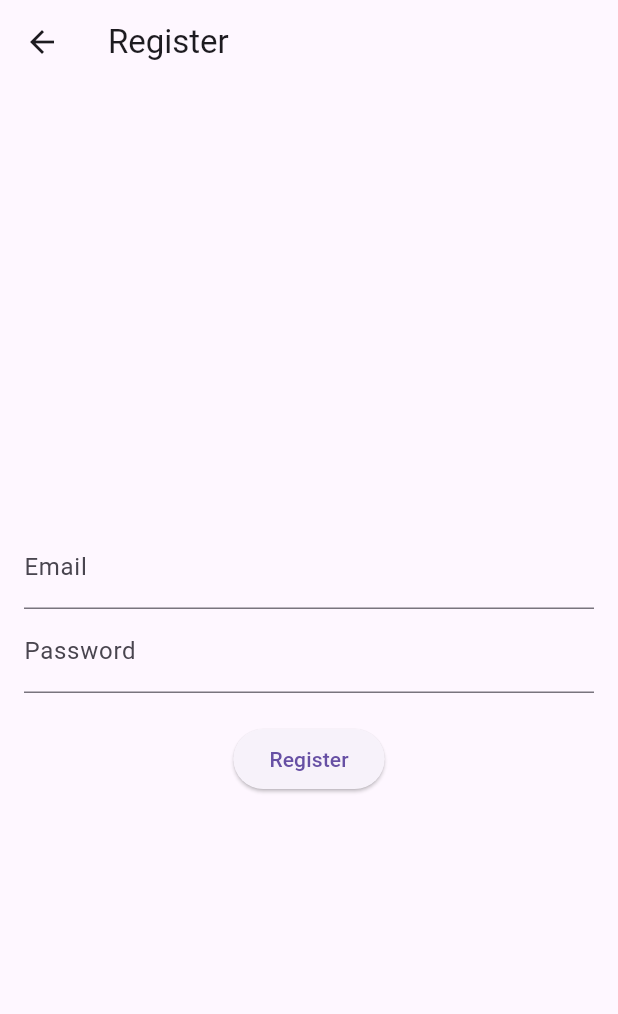
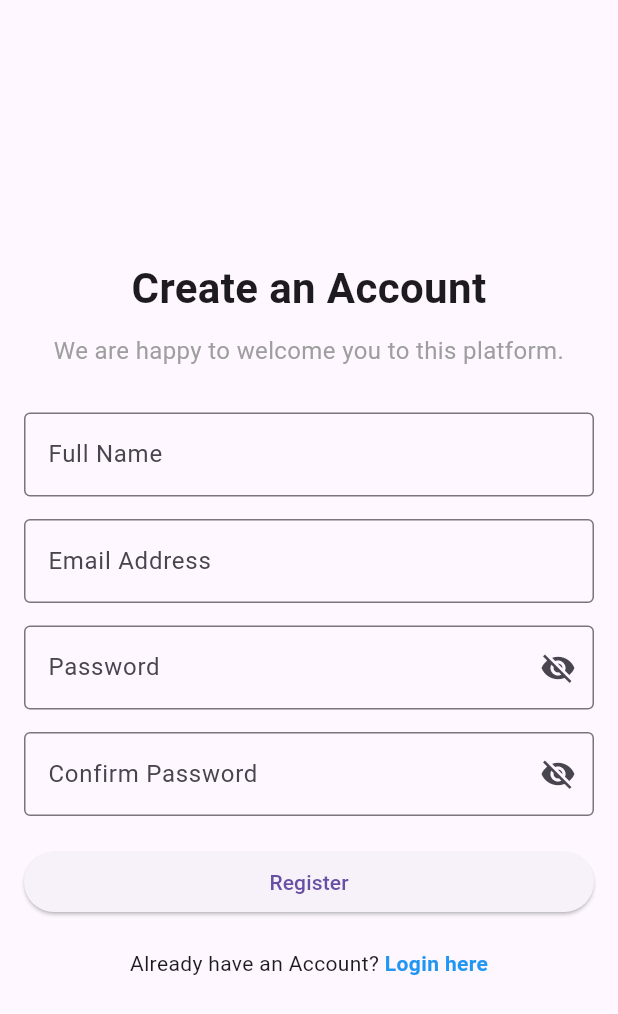
Before and after one commit to robinGiri/dunamis-mobile, a Flutter app: the RegisterPage screen opened directly, on a phone screen of 412 x 824 dp. Shown: the top 1014 px of the screen. Run offline on Flutter 3.47's test engine with Material 3 defaults, Android fonts, the phone set to English and light mode, and no system bars; our stand-ins replace local_auth.

Commit message:
chore: register with name, email and password

```diff
--- a/lib/view/register_page.dart
+++ b/lib/view/register_page.dart
@@ -1,14 +1,45 @@
 import 'package:flutter/material.dart';
 import 'login_page.dart';
 
-class RegisterPage extends StatelessWidget {
+class RegisterPage extends StatefulWidget {
+  const RegisterPage({super.key});
+
+  @override
+  _RegisterPageState createState() => _RegisterPageState();
+}
+
+class _RegisterPageState extends State<RegisterPage> {
+  final TextEditingController _fullNameController = TextEditingController();
   final TextEditingController _emailController = TextEditingController();
   final TextEditingController _passwordController = TextEditingController();
+  final TextEditingController _confirmPasswordController =
+      TextEditingController();
+
+  bool _obscurePassword = true;
+  bool _obscureConfirmPassword = true;
 
   void _register(BuildContext context) {
+    if (_fullNameController.text.isEmpty ||
+        _emailController.text.isEmpty ||
+        _passwordController.text.isEmpty ||
+        _confirmPasswordController.text.isEmpty) {
       ScaffoldMessenger.of(context).showSnackBar(
-      SnackBar(content: Text("Registration Successful")),
+        const SnackBar(content: Text("Please fill out all fields!")),
       );
+      return;
+    }
+
+    if (_passwordController.text != _confirmPasswordController.text) {
+      ScaffoldMessenger.of(context).showSnackBar(
+        const SnackBar(content: Text("Passwords do not match!")),
+      );
+      return;
+    }
+
+    ScaffoldMessenger.of(context).showSnackBar(
+      const SnackBar(content: Text("Registration Successful")),
+    );
+
     Navigator.pushReplacement(
       context,
       MaterialPageRoute(builder: (context) => LoginPage()),
@@ -18,27 +49,136 @@ class RegisterPage extends StatelessWidget {
   @override
   Widget build(BuildContext context) {
     return Scaffold(
-      appBar: AppBar(title: Text("Register")),
-      body: Padding(
+      body: SafeArea(
+        child: Padding(
           padding: const EdgeInsets.all(16.0),
           child: Column(
             mainAxisAlignment: MainAxisAlignment.center,
+            crossAxisAlignment: CrossAxisAlignment.stretch,
             children: [
+              // Create an Account Header
+              const Text(
+                'Create an Account',
+                style: TextStyle(
+                  fontSize: 28,
+                  fontWeight: FontWeight.bold,
+                ),
+                textAlign: TextAlign.center,
+              ),
+              const SizedBox(height: 10),
+              const Text(
+                'We are happy to welcome you to this platform.',
+                style: TextStyle(
+                  fontSize: 16,
+                  color: Colors.grey,
+                ),
+                textAlign: TextAlign.center,
+              ),
+              const SizedBox(height: 30),
+
+              // Full Name TextField
+              TextField(
+                controller: _fullNameController,
+                decoration: const InputDecoration(
+                  labelText: "Full Name",
+                  hintText: "Enter your full name",
+                  border: OutlineInputBorder(),
+                ),
+                keyboardType: TextInputType.name,
+              ),
+              const SizedBox(height: 15),
+
+              // Email TextField
               TextField(
                 controller: _emailController,
-              decoration: InputDecoration(labelText: "Email"),
+                decoration: const InputDecoration(
+                  labelText: "Email Address",
+                  hintText: "hello@example.com",
+                  border: OutlineInputBorder(),
                 ),
+                keyboardType: TextInputType.emailAddress,
+              ),
+              const SizedBox(height: 15),
+
+              // Password TextField
               TextField(
                 controller: _passwordController,
-              decoration: InputDecoration(labelText: "Password"),
-              obscureText: true,
+                obscureText: _obscurePassword,
+                decoration: InputDecoration(
+                  labelText: "Password",
+                  hintText: "Enter your password",
+                  border: const OutlineInputBorder(),
+                  suffixIcon: IconButton(
+                    icon: Icon(
+                      _obscurePassword
+                          ? Icons.visibility_off
+                          : Icons.visibility,
                     ),
-            SizedBox(height: 20),
+                    onPressed: () {
+                      setState(() {
+                        _obscurePassword = !_obscurePassword;
+                      });
+                    },
+                  ),
+                ),
+              ),
+              const SizedBox(height: 15),
+
+              // Confirm Password TextField
+              TextField(
+                controller: _confirmPasswordController,
+                obscureText: _obscureConfirmPassword,
+                decoration: InputDecoration(
+                  labelText: "Confirm Password",
+                  hintText: "Re-enter your password",
+                  border: const OutlineInputBorder(),
+                  suffixIcon: IconButton(
+                    icon: Icon(
+                      _obscureConfirmPassword
+                          ? Icons.visibility_off
+                          : Icons.visibility,
+                    ),
+                    onPressed: () {
+                      setState(() {
+                        _obscureConfirmPassword = !_obscureConfirmPassword;
+                      });
+                    },
+                  ),
+                ),
+              ),
+              const SizedBox(height: 20),
+
+              // Register Button
               ElevatedButton(
                 onPressed: () => _register(context),
-              child: Text("Register"),
+                child: const Text("Register"),
+              ),
+              const SizedBox(height: 20),
+
+              // Already have an account? Login
+              Row(
+                mainAxisAlignment: MainAxisAlignment.center,
+                children: [
+                  const Text("Already have an Account? "),
+                  GestureDetector(
+                    onTap: () {
+                      Navigator.pushReplacement(
+                        context,
+                        MaterialPageRoute(builder: (context) => LoginPage()),
+                      );
+                    },
+                    child: const Text(
+                      "Login here",
+                      style: TextStyle(
+                        color: Colors.blue,
+                        fontWeight: FontWeight.bold,
+                      ),
+                    ),
                   ),
                 ],
+              ),
+            ],
+          ),
         ),
       ),
     );
```
Also changed, not shown: 1 other file. Lines whose indentation alone changed are shown as unchanged.
